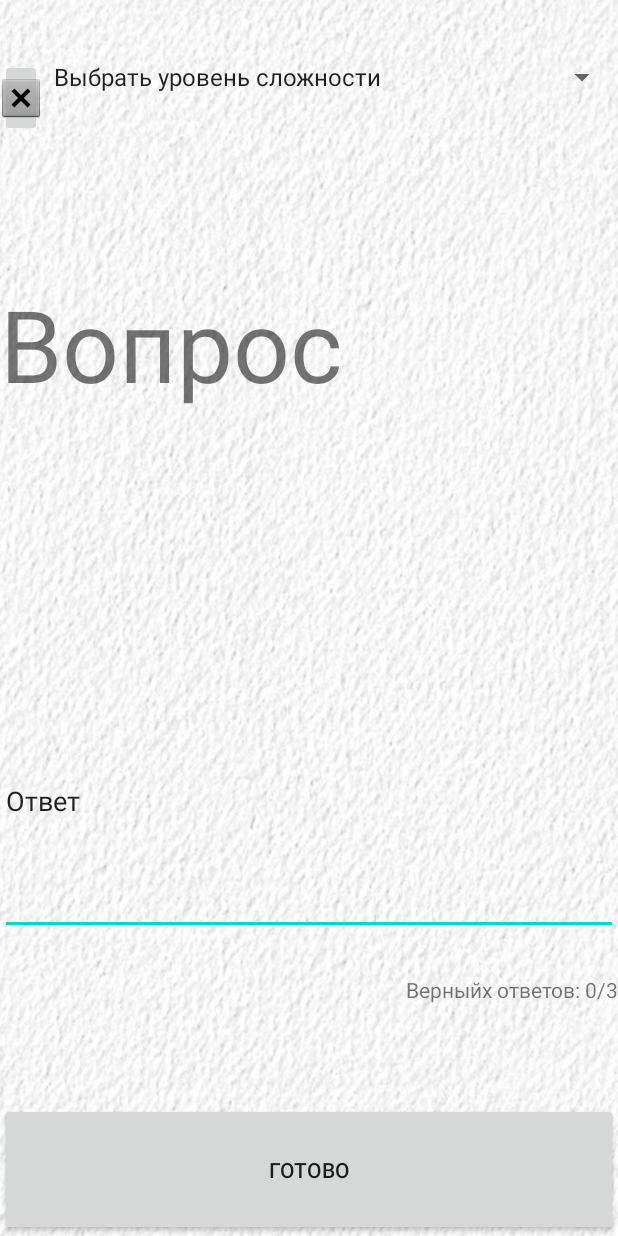
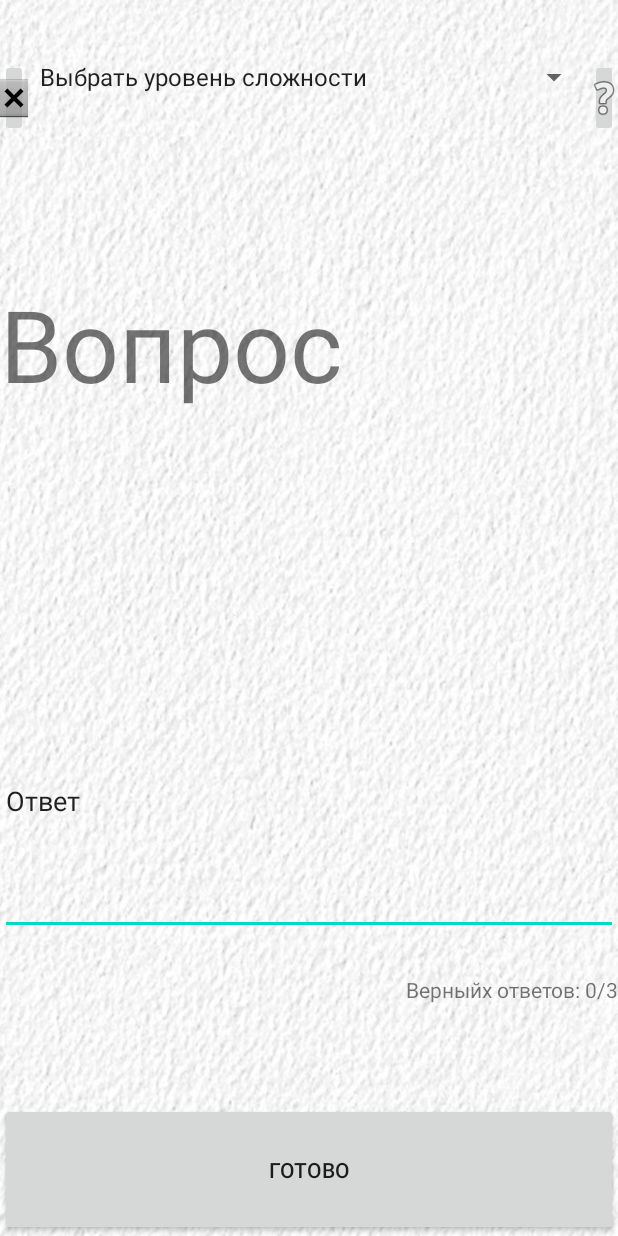
Before and after one commit to Kiba-24/GavGav, an Android app: the MathProblemActivity screen opened directly, with no data from a screen before it, on a phone screen of 412 x 824 dp. Run offline under Robolectric (Android 15) with nearby library versions, the phone set to English and light mode, and no system bars; pictures from the network do not load.

Commit message:
добавила справочник

```diff
--- a/app/src/main/java/com/example/gavgav/MathProblemActivity.java
+++ b/app/src/main/java/com/example/gavgav/MathProblemActivity.java
@@ -2,6 +2,7 @@ package com.example.gavgav;
 
 import android.app.Activity;
 import android.content.Intent;
+import android.net.Uri;
 import android.os.Bundle;
 import android.util.Log;
 import android.view.View;
@@ -29,7 +30,7 @@ public class MathProblemActivity extends AppCompatActivity {
     TextView task, rAnswers;
     EditText answer;
     Button buttonAnswer;
-    ImageButton btBack;
+    ImageButton btBack, btWeb;
     Spinner spinner;
     float correctAnswer;
     int difficultyTask;
@@ -55,6 +56,7 @@ public class MathProblemActivity extends AppCompatActivity {
         answer = (EditText) findViewById(R.id.answer);
         buttonAnswer = (Button) findViewById(R.id.buttonAnswer);
         btBack = (ImageButton) findViewById(R.id.btBack);
+        btWeb = (ImageButton) findViewById(R.id.btWeb);
         View.OnClickListener listener = new View.OnClickListener() {
             @Override
             public void onClick(View v) {
@@ -88,6 +90,10 @@ public class MathProblemActivity extends AppCompatActivity {
                 else if(v.getId()==R.id.btBack){
                     goBack(0);
                 }
+                else if(v.getId()==R.id.btWeb){
+                    Intent intent = new Intent(Intent.ACTION_VIEW, Uri.parse("https://ibb.co/H7shR7D"));
+                    startActivity(intent);
+                }
 
 
             }
@@ -96,6 +102,7 @@ public class MathProblemActivity extends AppCompatActivity {
 
         buttonAnswer.setOnClickListener(listener);
         btBack.setOnClickListener(listener);
+        btWeb.setOnClickListener(listener);
 
 
         AdapterView.OnItemSelectedListener itemSelectedListener = new AdapterView.OnItemSelectedListener() {
--- a/app/src/main/res/layout/activity_math_problem.xml
+++ b/app/src/main/res/layout/activity_math_problem.xml
@@ -17,7 +17,7 @@
             android:layout_weight="0.3" />
 
         <LinearLayout
-            android:layout_width="match_parent"
+            android:layout_width="wrap_content"
             android:layout_height="40dp"
             android:layout_weight="0.3"
             android:orientation="horizontal">
@@ -36,6 +36,13 @@
                 android:layout_weight="0.3"
                 android:entries="@array/class_problem"
                 android:scrollbarSize="500px" />
+
+            <ImageButton
+                android:id="@+id/btWeb"
+                android:layout_width="wrap_content"
+                android:layout_height="wrap_content"
+                android:layout_weight="0.3"
+                app:srcCompat="@android:drawable/ic_menu_help" />
 
         </LinearLayout>
 
```
